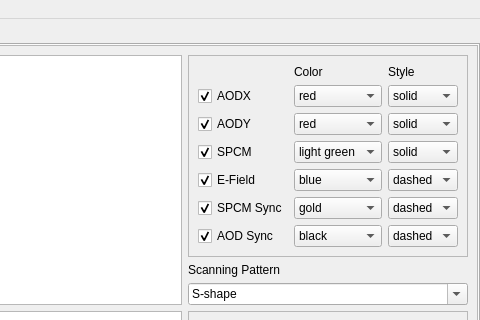
Old version of the form vopguiscrollable.ui in the repository jonvhauw/Project; both pictures show x 621 to 1101 and y 0 to 320 of the 1101 by 893 pixel window.
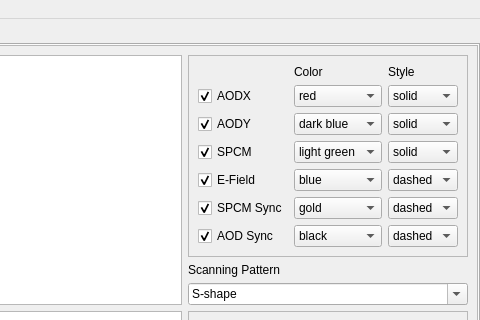
New version of the form. The open tabs and pages were chosen to show the change.

```diff
--- a/vopguiscrollable.ui
+++ b/vopguiscrollable.ui
@@ -350,8 +350,13 @@
                <item row="2" column="1">
                 <widget class="QComboBox" name="comboColorAODY">
                  <property name="currentText">
-                  <string>red</string>
+                  <string>dark blue</string>
                  </property>
+                 <item>
+                  <property name="text">
+                   <string>dark blue</string>
+                  </property>
+                 </item>
                  <item>
                   <property name="text">
                    <string>red</string>
```
Left out of the diff: 7 changed lines with no effect on the pictures.
